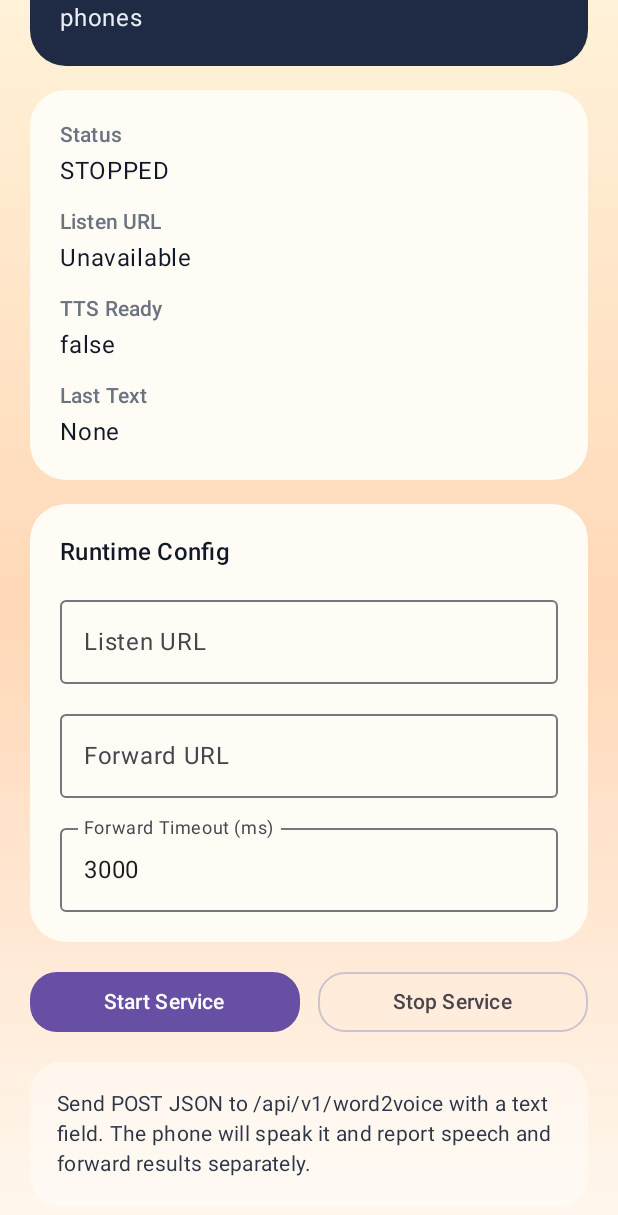
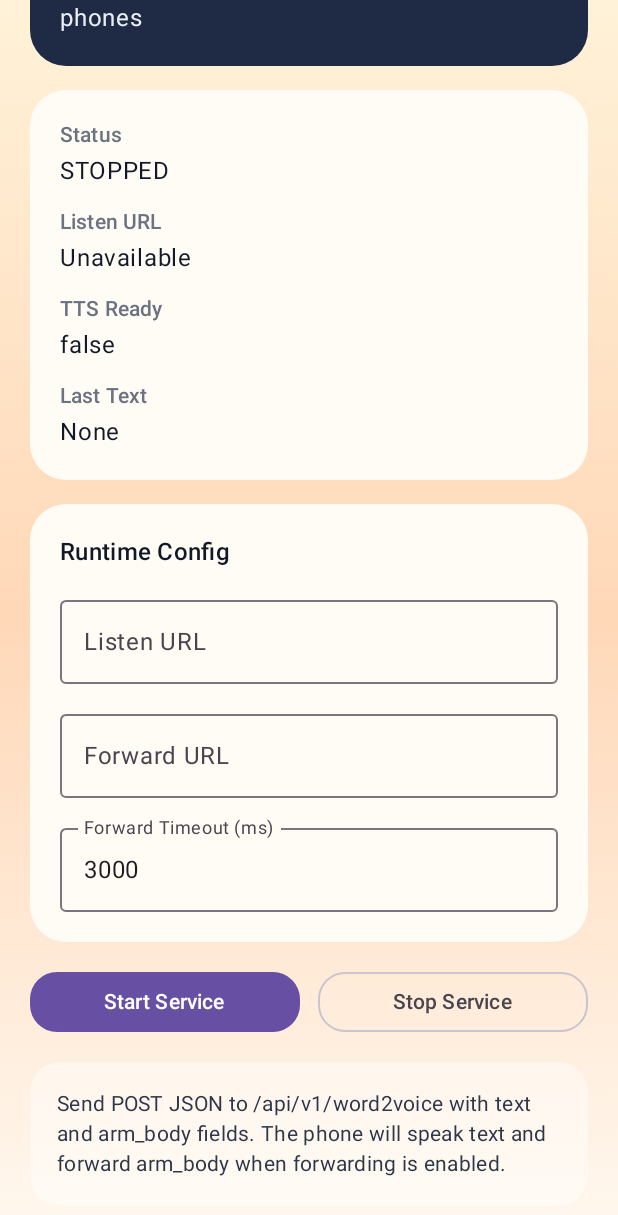
Before and after one commit to 6g-core/phone_proxy, an Android app built with Jetpack Compose: the screen it shows after launch (MainActivity), scrolled down 108 dp, on a phone screen of 412 x 824 dp. Shown: the top 1215 px of the screen. Run offline under Robolectric (Android 15) with nearby library versions, the phone set to English and light mode, and no system bars; pictures from the network do not load.

Commit message:
forward body

```diff
--- a/phone_voice/app/src/main/java/com/example/phonevoice/MainActivity.kt
+++ b/phone_voice/app/src/main/java/com/example/phonevoice/MainActivity.kt
@@ -286,7 +286,7 @@ private fun VoiceScreen(
                 .padding(18.dp),
         ) {
             Text(
-                text = "Send POST JSON to /api/v1/word2voice with a text field. The phone will speak it and report speech and forward results separately.",
+                text = "Send POST JSON to /api/v1/word2voice with text and arm_body fields. The phone will speak text and forward arm_body when forwarding is enabled.",
                 style = MaterialTheme.typography.bodyMedium,
                 color = Color(0xFF2D3748),
             )
--- a/phone_voice/app/src/main/java/com/example/phonevoice/http/Forwarder.kt
+++ b/phone_voice/app/src/main/java/com/example/phonevoice/http/Forwarder.kt
@@ -1,7 +1,7 @@
 package com.example.phonevoice.http
 
 interface Forwarder {
-    fun forward(url: String, timeoutMillis: Int): ForwardResult
+    fun forward(url: String, timeoutMillis: Int, body: String): ForwardResult
 }
 
 data class ForwardResult(
--- a/phone_voice/app/src/main/java/com/example/phonevoice/http/WordToVoiceRequestHandler.kt
+++ b/phone_voice/app/src/main/java/com/example/phonevoice/http/WordToVoiceRequestHandler.kt
@@ -42,6 +42,9 @@ class WordToVoiceRequestHandler(
             return error(400, "text exceeds max length")
         }
 
+        val armBody = payload.optJSONObject("arm_body")
+            ?: return error(400, "arm_body must be a json object")
+
         val speechResult = if (dispatcher.speak(text)) {
             SpeechResult(success = true, message = "accepted")
         } else {
@@ -65,6 +68,7 @@ class WordToVoiceRequestHandler(
             forwarder.forward(
                 url = forwardUrl,
                 timeoutMillis = settings.normalizedForwardTimeoutMillis(),
+                body = armBody.toString(),
             )
         }
 
```
Also changed, not shown: phone_voice/app/src/main/java/com/example/phonevoice/http/ForwardPostClient.kt (+4 -4 lines), 1 other file.
